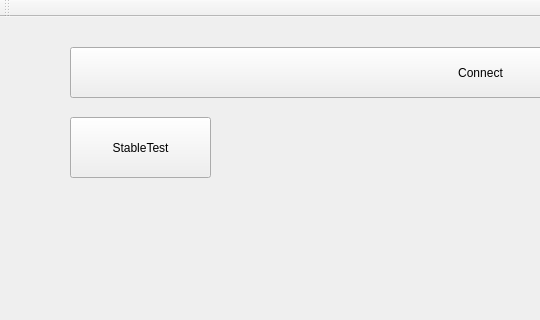
WLKUN-2000-0410/NEW_MYQT930, file Finder930-QT-MY-V2/Finder930QTMYV2.ui: the form before one commit; both pictures show x 0 to 540 and y 0 to 320 of the 942 by 787 pixel window.
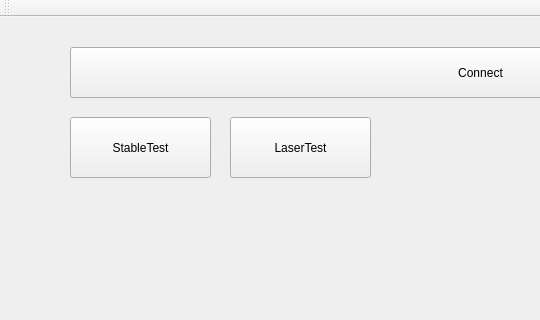
The form after the commit.

Patch:
```diff
--- a/Finder930-QT-MY-V2/Finder930QTMYV2.ui
+++ b/Finder930-QT-MY-V2/Finder930QTMYV2.ui
@@ -50,6 +50,19 @@
      <string>StableTest</string>
     </property>
    </widget>
+   <widget class="QPushButton" name="LaserTest">
+    <property name="geometry">
+     <rect>
+      <x>230</x>
+      <y>100</y>
+      <width>141</width>
+      <height>61</height>
+     </rect>
+    </property>
+    <property name="text">
+     <string>LaserTest</string>
+    </property>
+   </widget>
   </widget>
   <widget class="QMenuBar" name="menuBar">
    <property name="geometry">
```
